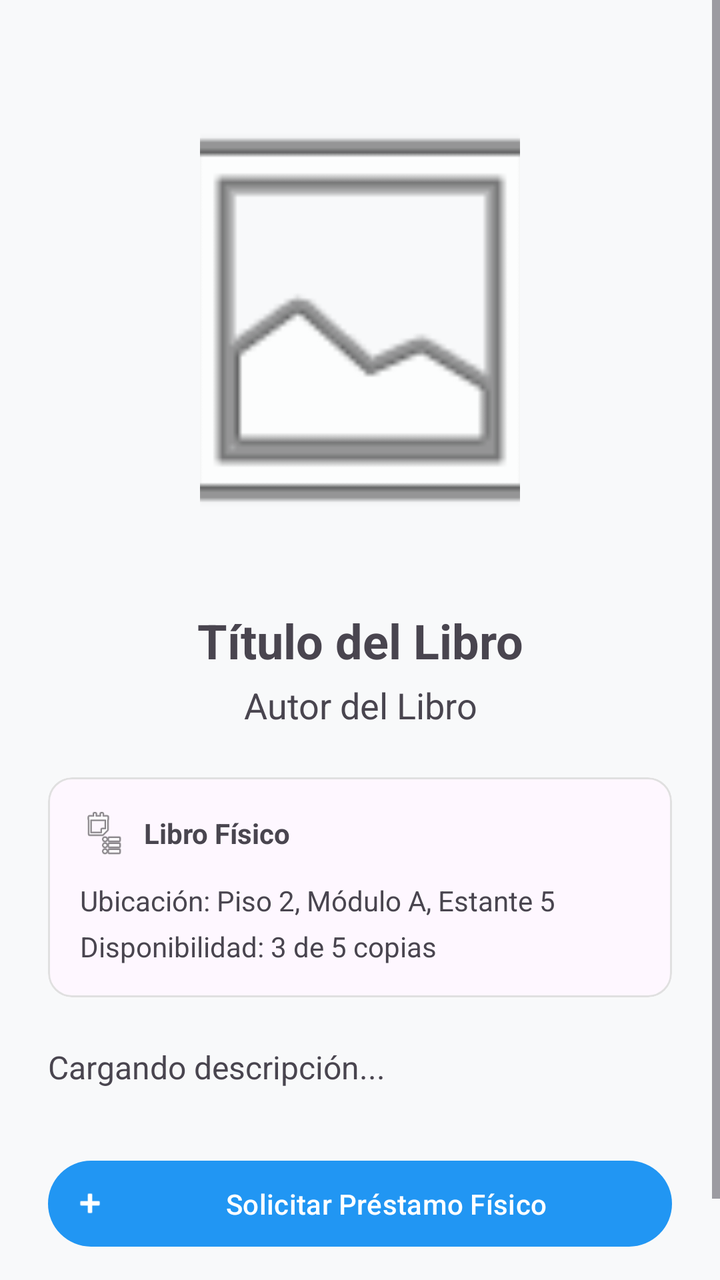
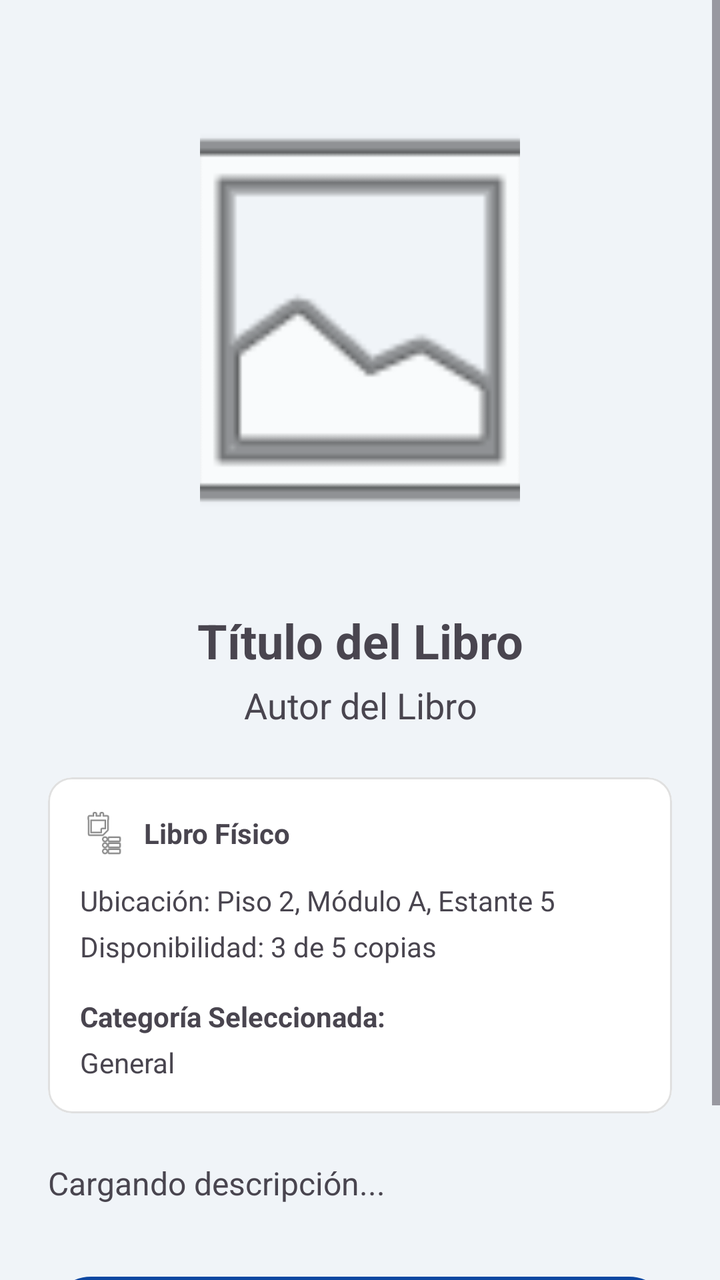

Compare the two renders of this Android layout. The source of the first and the diff that turns it into the second are given below.
<!-- AndroidManifest.xml: application theme Theme.Biblioteca -->
<!-- res/layout/fragment_detalle_libro.xml -->
<?xml version="1.0" encoding="utf-8"?>
<ScrollView xmlns:android="http://schemas.android.com/apk/res/android"
    xmlns:app="http://schemas.android.com/apk/res-auto"
    xmlns:tools="http://schemas.android.com/tools"
    android:layout_width="match_parent"
    android:layout_height="match_parent"
    android:fillViewport="true"
    android:background="?android:attr/windowBackground">

    <androidx.constraintlayout.widget.ConstraintLayout
        android:layout_width="match_parent"
        android:layout_height="wrap_content"
        android:padding="24dp">

        <com.google.android.material.imageview.ShapeableImageView
            android:id="@+id/ivDetallePortada"
            android:layout_width="160dp"
            android:layout_height="240dp"
            android:layout_marginTop="16dp"
            android:scaleType="centerCrop"
            android:src="@android:drawable/ic_menu_gallery"
            app:shapeAppearanceOverlay="@style/ShapeAppearance.Material3.MediumComponent"
            app:layout_constraintTop_toTopOf="parent"
            app:layout_constraintStart_toStartOf="parent"
            app:layout_constraintEnd_toEndOf="parent" />

        <TextView
            android:id="@+id/tvDetalleTitulo"
            android:layout_width="0dp"
            android:layout_height="wrap_content"
            android:layout_marginTop="24dp"
            android:text="Título del Libro"
            android:textSize="24sp"
            android:textStyle="bold"
            android:textAlignment="center"
            app:layout_constraintTop_toBottomOf="@id/ivDetallePortada"
            app:layout_constraintStart_toStartOf="parent"
            app:layout_constraintEnd_toEndOf="parent" />

        <TextView
            android:id="@+id/tvDetalleAutor"
            android:layout_width="0dp"
            android:layout_height="wrap_content"
            android:layout_marginTop="4dp"
            android:text="Autor del Libro"
            android:textSize="18sp"
            android:textColor="?attr/colorOnSurfaceVariant"
            android:textAlignment="center"
            app:layout_constraintTop_toBottomOf="@id/tvDetalleTitulo"
            app:layout_constraintStart_toStartOf="parent"
            app:layout_constraintEnd_toEndOf="parent" />

        
        <com.google.android.material.card.MaterialCardView
            android:id="@+id/cardInfoBiblioteca"
            android:layout_width="match_parent"
            android:layout_height="wrap_content"
            android:layout_marginTop="24dp"
            app:cardCornerRadius="12dp"
            app:cardElevation="0dp"
            app:strokeWidth="1dp"
            app:strokeColor="#E0E0E0"
            app:layout_constraintTop_toBottomOf="@id/tvDetalleAutor">

            <LinearLayout
                android:layout_width="match_parent"
                android:layout_height="wrap_content"
                android:orientation="vertical"
                android:padding="16dp">

                <LinearLayout
                    android:layout_width="match_parent"
                    android:layout_height="wrap_content"
                    android:gravity="center_vertical"
                    android:orientation="horizontal">

                    <ImageView
                        android:id="@+id/ivTipoIcon"
                        android:layout_width="24dp"
                        android:layout_height="24dp"
                        android:src="@android:drawable/ic_menu_agenda" />

                    <TextView
                        android:id="@+id/tvTipoRecurso"
                        android:layout_width="wrap_content"
                        android:layout_height="wrap_content"
                        android:layout_marginStart="8dp"
                        android:text="Libro Físico"
                        android:textStyle="bold" />
                </LinearLayout>

                <TextView
                    android:id="@+id/tvDetalleUbicacion"
                    android:layout_width="match_parent"
                    android:layout_height="wrap_content"
                    android:layout_marginTop="12dp"
                    android:text="Ubicación: Piso 2, Módulo A, Estante 5"
                    android:textSize="14sp" />

                <TextView
                    android:id="@+id/tvDetalleCopias"
                    android:layout_width="match_parent"
                    android:layout_height="wrap_content"
                    android:layout_marginTop="4dp"
                    android:text="Disponibilidad: 3 de 5 copias"
                    android:textSize="14sp" />

            </LinearLayout>
        </com.google.android.material.card.MaterialCardView>

        <TextView
            android:id="@+id/tvDetalleDescripcion"
            android:layout_width="0dp"
            android:layout_height="wrap_content"
            android:layout_marginTop="24dp"
            android:text="Cargando descripción..."
            android:textSize="16sp"
            app:layout_constraintTop_toBottomOf="@id/cardInfoBiblioteca"
            app:layout_constraintStart_toStartOf="parent"
            app:layout_constraintEnd_toEndOf="parent" />

        <ProgressBar
            android:id="@+id/pbDetalleLoading"
            android:layout_width="wrap_content"
            android:layout_height="wrap_content"
            android:visibility="gone"
            app:layout_constraintTop_toBottomOf="@id/tvDetalleAutor"
            app:layout_constraintBottom_toBottomOf="parent"
            app:layout_constraintStart_toStartOf="parent"
            app:layout_constraintEnd_toEndOf="parent" />

        <com.google.android.material.button.MaterialButton
            android:id="@+id/btnSolicitarPrestamo"
            android:layout_width="match_parent"
            android:layout_height="wrap_content"
            android:layout_marginTop="32dp"
            android:layout_marginBottom="32dp"
            android:padding="12dp"
            android:text="Solicitar Préstamo Físico"
            app:icon="@android:drawable/ic_input_add"
            app:layout_constraintTop_toBottomOf="@id/tvDetalleDescripcion"
            app:layout_constraintBottom_toBottomOf="parent"
            app:layout_constraintVertical_bias="1" />

    </androidx.constraintlayout.widget.ConstraintLayout>
</ScrollView>
<!-- resources referenced by this layout -->
<resources>
  <style name="Theme.Biblioteca" parent="Base.Theme.Biblioteca" />
  <style name="Base.Theme.Biblioteca" parent="Theme.Material3.DayNight.NoActionBar">
          
          <item name="colorPrimary">@color/primary</item>
          <item name="colorSecondary">@color/secondary</item>
          <item name="android:windowBackground">@color/background</item>
      </style>
  <color name="primary">#2196F3</color>
  <color name="secondary">#03DAC6</color>
  <color name="background">#F8F9FA</color>
</resources>

<!-- the commit's change to res/layout/fragment_detalle_libro.xml (unified diff, before → after) -->
@@ -105,6 +105,23 @@
                     android:text="Disponibilidad: 3 de 5 copias"
                     android:textSize="14sp" />
 
+                <TextView
+                    android:id="@+id/tvLabelCategoria"
+                    android:layout_width="match_parent"
+                    android:layout_height="wrap_content"
+                    android:layout_marginTop="16dp"
+                    android:text="Categoría Seleccionada:"
+                    android:textStyle="bold"
+                    android:textSize="14sp" />
+
+                <TextView
+                    android:id="@+id/tvDetalleCategoria"
+                    android:layout_width="match_parent"
+                    android:layout_height="wrap_content"
+                    android:layout_marginTop="4dp"
+                    android:text="General"
+                    android:textSize="14sp" />
+
             </LinearLayout>
         </com.google.android.material.card.MaterialCardView>
 
<!-- resource entries referenced after the edit -->
@@ -5,10 +5,17 @@
           
           <item name="colorPrimary">@color/primary</item>
           <item name="colorSecondary">@color/secondary</item>
+  
           <item name="android:windowBackground">@color/background</item>
+          <item name="colorSurface">@color/surface</item>
+  
+          
+          <item name="android:statusBarColor">@color/primary</item>
+          <item name="android:windowLightStatusBar" tools:targetApi="m">false</item>
       </style>
-  <color name="primary">#2196F3</color>
-  <color name="secondary">#03DAC6</color>
-  <color name="background">#F8F9FA</color>
+  <color name="primary">#0D47A1</color>
+  <color name="secondary">#1976D2</color>
+  <color name="background">#F0F4F8</color>
+  <color name="surface">#FFFFFF</color>
 </resources>
 
